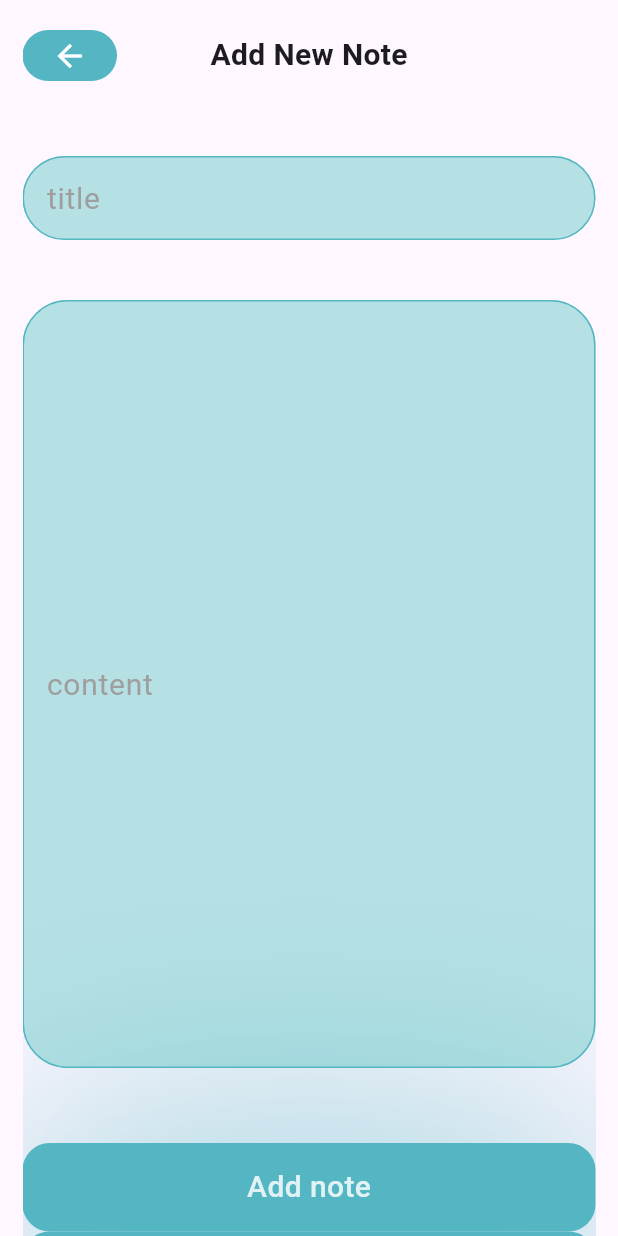
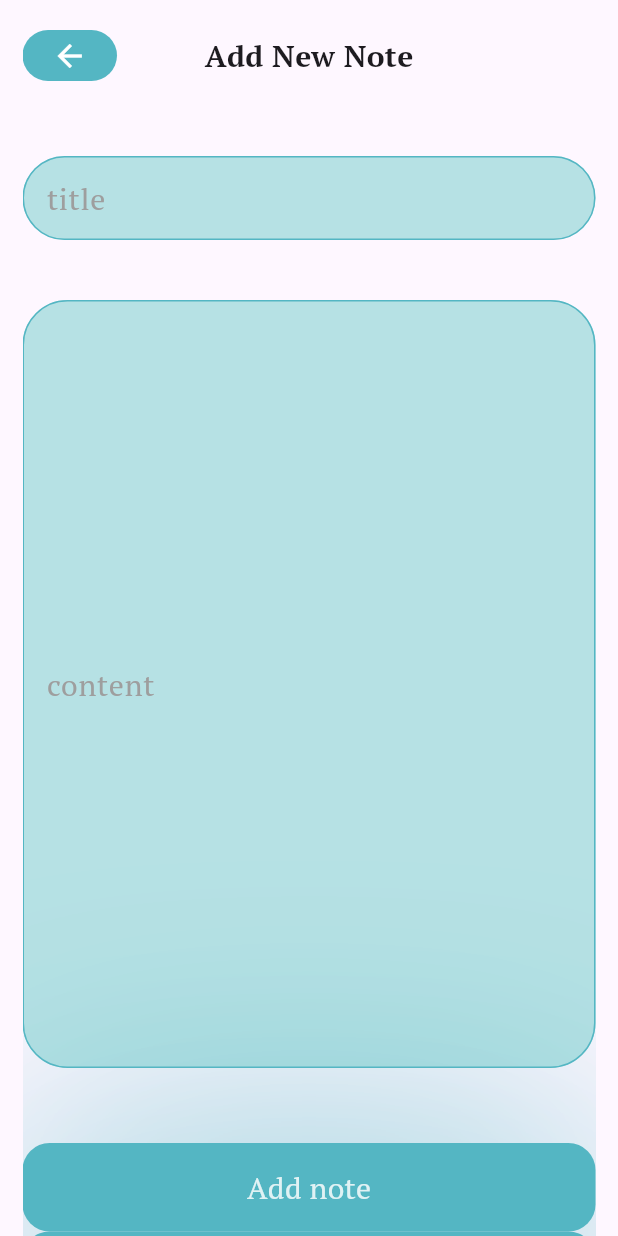
Before and after one commit to MazenOthman32/Glucor, a Flutter app: the screen it shows after launch, item 3 of the bottom bar chosen, after a tap on the "add" icon, on a phone screen of 412 x 824 dp. Run offline on Flutter 3.47's test engine with Material 3 defaults, Android fonts, the phone set to English and light mode, and no system bars; our stand-ins replace device_preview, firebase_auth, firebase_core, firebase_database, flutter_slidable, font_awesome_flutter and 3 more; missing offline and left inert: heart_bpm; accounts and stored records are empty; Roboto replaces fonts that are missing (Lemon).

Commit message:
Font changed , notifications database created

```diff
--- a/lib/core/database/notes_sqlite/sqlite.dart
+++ b/lib/core/database/notes_sqlite/sqlite.dart
@@ -27,8 +27,16 @@ class SqlData {
   }
 
   _onCreate(Database db, int version) async {
-    await db.execute('''
+    Batch batch = db.batch();
+    batch.execute('''
     CREATE TABLE "notes"(
+    "id" INTEGER NOT NULL PRIMARY KEY AUTOINCREMENT,
+    "title" Text,
+    "content" Text
+    )
+    ''');
+    batch.execute('''
+    CREATE TABLE "notifications"(
     "id" INTEGER NOT NULL PRIMARY KEY AUTOINCREMENT,
     "title" Text,
     "content" Text
--- a/lib/main.dart
+++ b/lib/main.dart
@@ -37,7 +37,7 @@ class _MainScreenState extends State<MainScreen> {
   @override
   Widget build(BuildContext context) {
     return MaterialApp(
-      theme: ThemeData(textTheme: GoogleFonts.lemonTextTheme()),
+      theme: ThemeData(textTheme: GoogleFonts.ptSerifTextTheme()),
       // ignore: deprecated_member_use
       useInheritedMediaQuery: true,
       locale: DevicePreview.locale(context),
```
